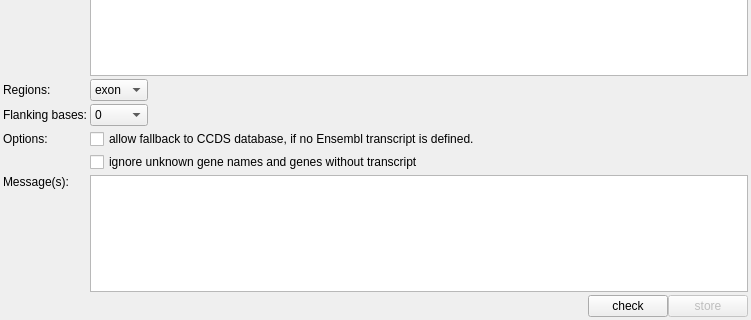
First picture: the form in src/GSvar/SubpanelDesignDialog.ui, repository imgag/ngs-bits, before the edit; both pictures show x 0 to 751 and y 254 to 574 of the 751 by 574 pixel window.
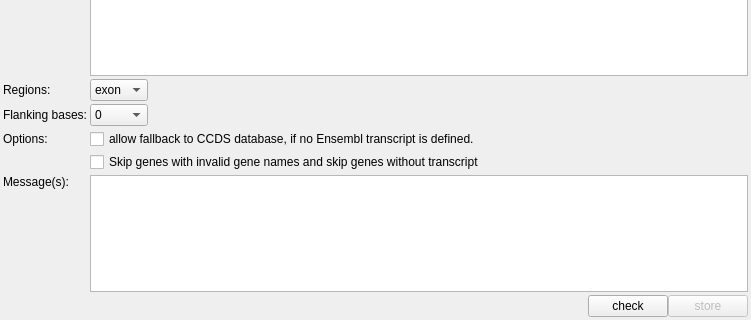
Second picture: the form after the edit. Icons and pictures are not drawn.

Commit message: GSvar: in sub-panel design previous gene names are now corrected and invalid gene names removed

The edit to the form file:
```diff
--- a/src/GSvar/SubpanelDesignDialog.ui
+++ b/src/GSvar/SubpanelDesignDialog.ui
@@ -292,7 +292,7 @@
    <item row="7" column="1">
     <widget class="QCheckBox" name="ignore_gene_errors">
      <property name="text">
-      <string>ignore unknown gene names and genes without transcript</string>
+      <string>Skip genes with invalid gene names and skip genes without transcript</string>
      </property>
     </widget>
    </item>
```
The commit also changes 4 other files.
